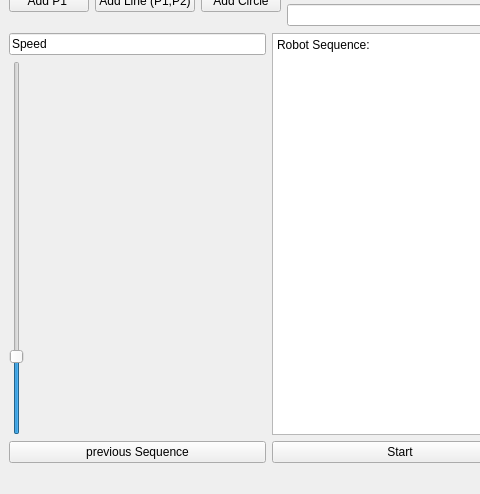
Qt form CAPISample/robotdrawui.ui (dzunder32/BachelorRobot) before a commit; both pictures show x 0 to 480 and y 106 to 600 of the 800 by 600 pixel window.
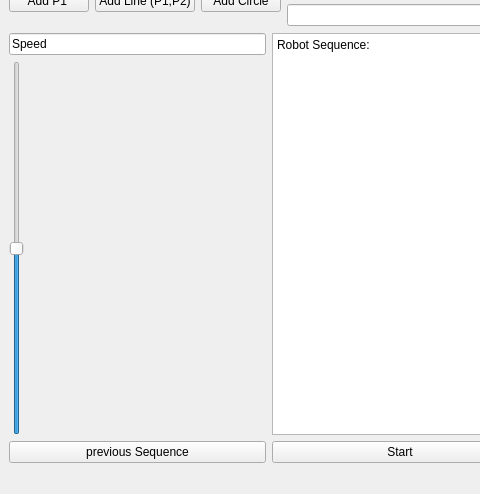
The same form after that commit.

```diff
--- a/CAPISample/robotdrawui.ui
+++ b/CAPISample/robotdrawui.ui
@@ -176,7 +176,10 @@
            <number>1000</number>
           </property>
           <property name="value">
-           <number>200</number>
+           <number>500</number>
+          </property>
+          <property name="sliderPosition">
+           <number>500</number>
           </property>
           <property name="orientation">
            <enum>Qt::Vertical</enum>
```
